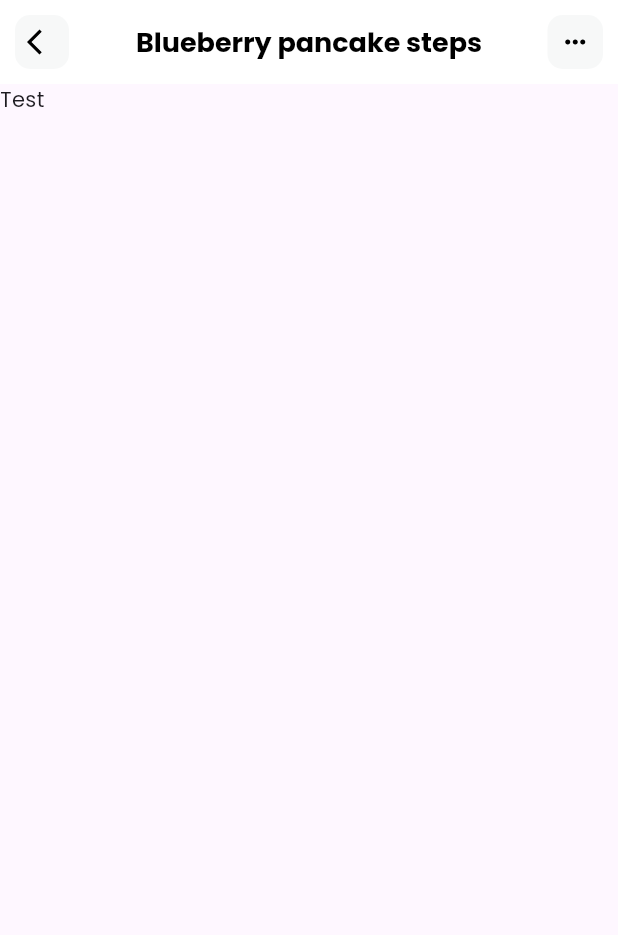
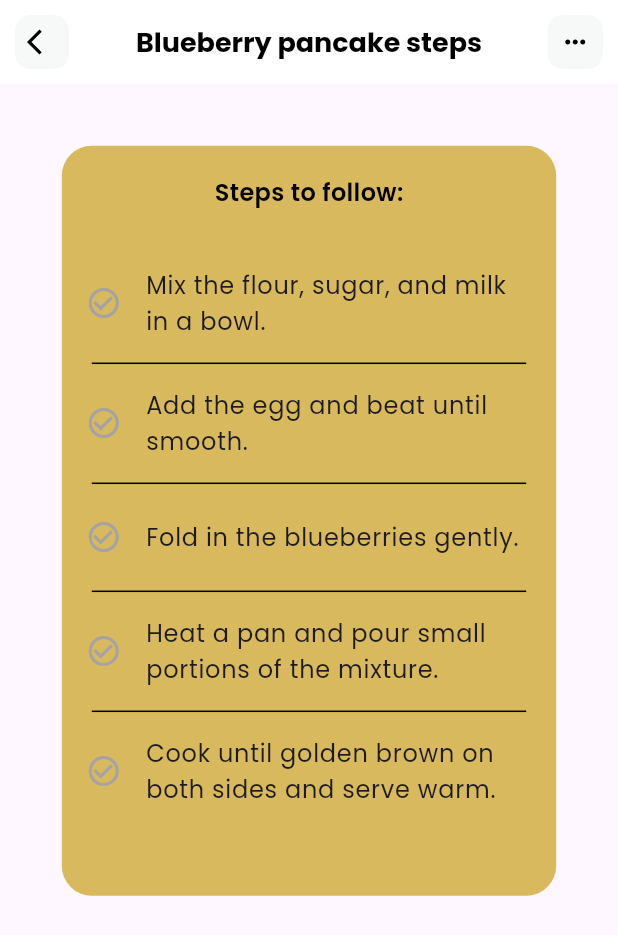
Before and after one commit to FranciscoGRJ/DietApp_Practice, a Flutter app: the Recipiesteps screen opened directly with empty values, on a phone screen of 412 x 824 dp. Shown: the top 935 px of the screen. Run offline on Flutter 3.47's test engine with Material 3 defaults, Android fonts, the phone set to English and light mode, and no system bars; our stand-ins replace flutter_svg.

Commit message:
App Compilation With New Name

```diff
--- a/dietAppPractice/lib/main.dart
+++ b/dietAppPractice/lib/main.dart
@@ -1,6 +1,5 @@
 import 'package:flutter/material.dart';
 import 'package:portalinvenova/pages/home.dart';
-import 'package:portalinvenova/pages/recipieSteps.dart';
 
 void main() {
   runApp(const MyApp());
@@ -16,10 +15,7 @@ class MyApp extends StatelessWidget {
       debugShowCheckedModeBanner: false,
       theme: ThemeData(fontFamily: 'Poppins'),
       home: HomePage(),
-      routes: {
-        '/home': (context) => const HomePage(),
-        // '/test': (context) => const Recipiesteps(),
-      },
+      routes: {'/home': (context) => const HomePage()},
     );
   }
 }
--- a/dietAppPractice/lib/models/popular_model.dart
+++ b/dietAppPractice/lib/models/popular_model.dart
@@ -10,6 +10,7 @@ class PopularModel {
   String routeName;
   int position;
   List<String> ingredients = [];
+  List<String> steps = [];
 
   PopularModel({
     required this.name,
@@ -21,6 +22,7 @@ class PopularModel {
     required this.routeName,
     required this.position,
     required this.ingredients,
+    required this.steps,
   });
 
   static List<PopularModel> getPopulars() {
@@ -45,6 +47,13 @@ class PopularModel {
           '1 tsp baking powder',
           '1/2 tsp salt',
         ],
+        steps: [
+          'Mix the flour, sugar, and milk in a bowl.',
+          'Add the egg and beat until smooth.',
+          'Fold in the blueberries gently.',
+          'Heat a pan and pour small portions of the mixture.',
+          'Cook until golden brown on both sides and serve warm.',
+        ],
       ),
     );
 
@@ -66,6 +75,13 @@ class PopularModel {
           '1 tsp salt',
           'Nori sheets',
         ],
+        steps: [
+          'Cook the rice and mix it with rice vinegar and salt.',
+          'Cut the salmon into thin slices.',
+          'Form small rice balls with wet hands.',
+          'Place a slice of salmon on top of each rice ball.',
+          'Serve with soy sauce and wasabi.',
+        ],
       ),
     );
     return populars;
--- a/dietAppPractice/lib/pages/recipieSteps.dart
+++ b/dietAppPractice/lib/pages/recipieSteps.dart
@@ -33,7 +33,65 @@ class _RecipiestepsState extends State<Recipiesteps> {
       ),
       body: Column(
         crossAxisAlignment: CrossAxisAlignment.start,
-        children: [const Text("Test")],
+        children: [
+          Container(
+            width: screenWidth * 0.8,
+            height: 500,
+            margin: EdgeInsets.only(
+              left: screenWidth * .1,
+              top: screenWidth * .1,
+            ),
+            decoration: BoxDecoration(
+              borderRadius: BorderRadius.circular(20),
+              color: const Color.fromARGB(255, 216, 185, 93),
+            ),
+            child: Column(
+              crossAxisAlignment: CrossAxisAlignment.center,
+              children: [
+                Padding(
+                  padding: const EdgeInsets.only(top: 20.0),
+                  child: Text(
+                    "Steps to follow:",
+                    style: TextStyle(
+                      color: Colors.black,
+                      fontSize: 16,
+                      fontWeight: FontWeight.w600,
+                    ),
+                  ),
+                ),
+                SizedBox(height: 30),
+                Expanded(
+                  child: ListView.builder(
+                    physics: const NeverScrollableScrollPhysics(),
+                    itemCount: populars[widget.position].steps.length,
+                    itemBuilder: (context, index) {
+                      return Column(
+                        children: [
+                          ListTile(
+                            leading: Icon(
+                              Icons.check_circle_outline,
+                              color: const Color.fromARGB(255, 165, 163, 163),
+                            ),
+                            title: Text(populars[widget.position].steps[index]),
+                          ),
+                          if (index <
+                              populars[widget.position].steps.length - 1)
+                            Padding(
+                              padding: const EdgeInsets.only(
+                                left: 20,
+                                right: 20,
+                              ),
+                              child: Divider(color: Colors.black),
+                            ),
+                        ],
+                      );
+                    },
+                  ),
+                ),
+              ],
+            ),
+          ),
+        ],
       ),
     );
   }
```
Also changed, not shown: 2 other files.
